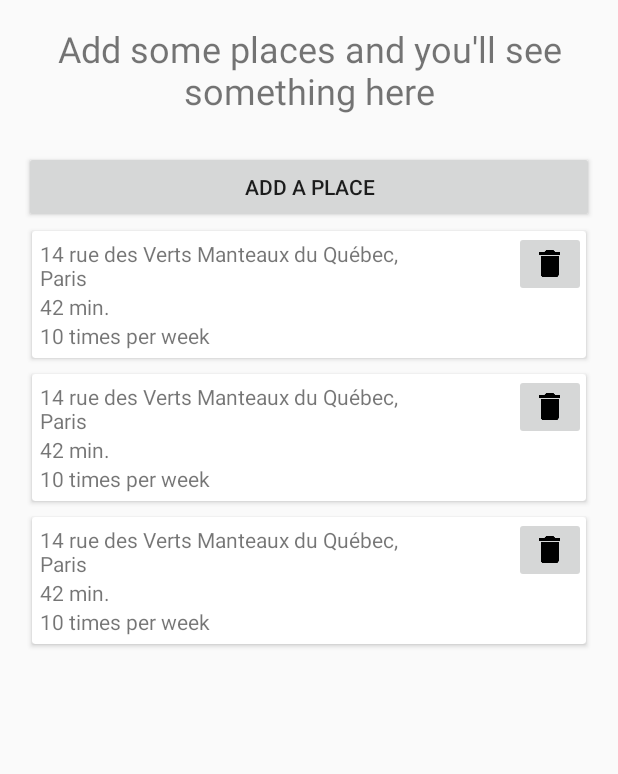
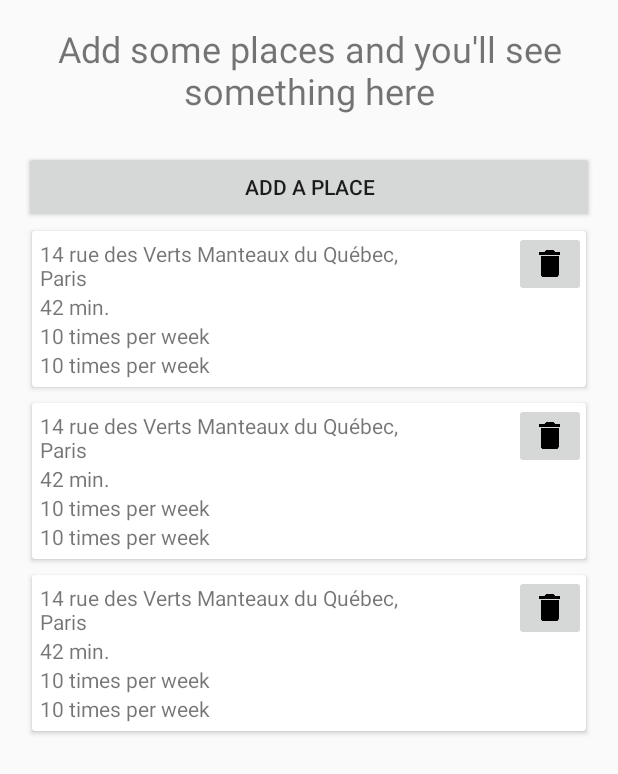
Before and after one commit to geekarist/WhereIsHome, an Android app: the layout activity_show_commuting_time.xml on its own in the app's theme, with its tools: preview values and no code run, on a phone screen of 412 x 824 dp. Shown: the top 774 px of the screen. Run offline under Robolectric (Android 15) with nearby library versions, the phone set to English and light mode, and no system bars.

Commit message:
Display weekly commute time

```diff
--- a/app/src/main/res/layout/view_place.xml
+++ b/app/src/main/res/layout/view_place.xml
@@ -35,6 +35,12 @@
                 android:layout_width="wrap_content"
                 android:layout_height="wrap_content"
                 tools:text="10 times per week" />
+
+            <TextView
+                android:id="@+id/place_text_weekly_commute_time"
+                android:layout_width="wrap_content"
+                android:layout_height="wrap_content"
+                tools:text="10 times per week" />
         </LinearLayout>
 
         <ImageButton
--- a/app/src/main/res/values/strings.xml
+++ b/app/src/main/res/values/strings.xml
@@ -14,4 +14,5 @@
     <string name="pick_commute_text_address">Address</string>
     <string name="pick_commute_text_number_per_week">Number of commutes per week</string>
     <string name="pick_commute_edit_number_per_week_default_value">10</string>
+    <string name="place_total_weekly_time">Week total: %1$f</string>
 </resources>
```
Also changed, not shown: app/src/main/java/com/github/geekarist/whereishome/CommuteViewHolder.java (+8 -0 lines).
